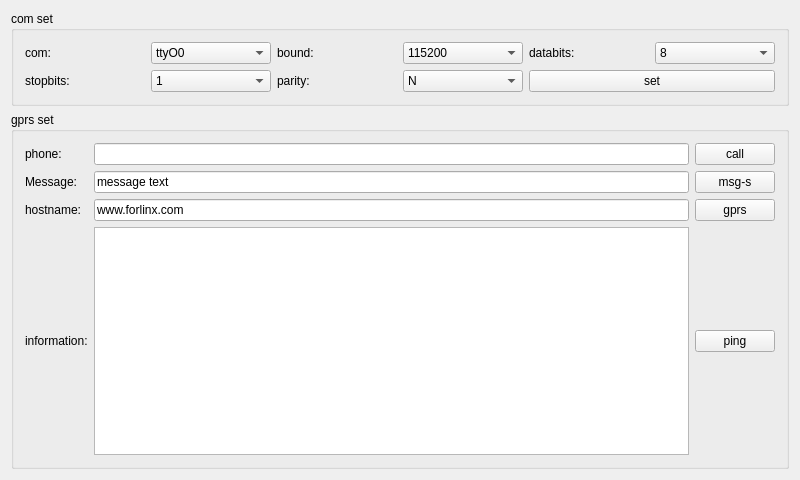
Blackrose/Tcutest_SerialSystem, file gprs/gprs.ui: the form before one commit.
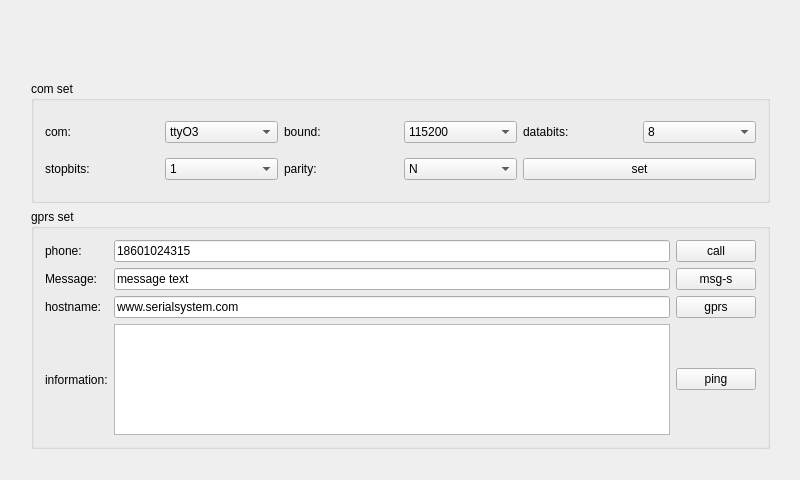
The form after the commit. Icons and pictures are not drawn.

Commit message: 1.   增加键盘代码,优化SYSZUXpinyin 2.修改网络界面 3.增加返回，点击国家电网logo 返回上一界面 4.修改gprs界面,gps界面 5.修改pro工程，增加obj、moc、ui_froms文件

Patch:
```diff
--- a/gprs/gprs.ui
+++ b/gprs/gprs.ui
@@ -14,12 +14,69 @@
    <string>Gprs</string>
   </property>
   <property name="styleSheet">
-   <string notr="true">background:url(&quot;&quot;)</string>
+   <string notr="true"/>
+  </property>
+  <widget class="QLabel" name="logo">
+   <property name="geometry">
+    <rect>
+     <x>590</x>
+     <y>0</y>
+     <width>191</width>
+     <height>71</height>
+    </rect>
+   </property>
+   <property name="minimumSize">
+    <size>
+     <width>191</width>
+     <height>71</height>
+    </size>
+   </property>
+   <property name="maximumSize">
+    <size>
+     <width>191</width>
+     <height>71</height>
+    </size>
+   </property>
+   <property name="styleSheet">
+    <string notr="true">background-image: url(:/img/images/serial_logo.png)</string>
+   </property>
+   <property name="text">
+    <string/>
+   </property>
+  </widget>
+  <widget class="QPushButton" name="back_but">
+   <property name="geometry">
+    <rect>
+     <x>18</x>
+     <y>14</y>
+     <width>121</width>
+     <height>41</height>
+    </rect>
+   </property>
+   <property name="focusPolicy">
+    <enum>Qt::ClickFocus</enum>
+   </property>
+   <property name="styleSheet">
+    <string notr="true">background: transparent;</string>
+   </property>
+   <property name="text">
+    <string/>
+   </property>
+   <property name="flat">
+    <bool>true</bool>
+   </property>
+  </widget>
+  <widget class="QWidget" name="layoutWidget">
+   <property name="geometry">
+    <rect>
+     <x>20</x>
+     <y>70</y>
+     <width>761</width>
+     <height>391</height>
+    </rect>
   </property>
   <layout class="QVBoxLayout" name="verticalLayout">
    <item>
-    <layout class="QGridLayout" name="gridLayout">
-     <item row="0" column="0">
       <widget class="QGroupBox" name="groupBox">
        <property name="sizePolicy">
         <sizepolicy hsizetype="Expanding" vsizetype="Preferred">
@@ -33,6 +90,12 @@
          <height>80</height>
         </size>
        </property>
+      <property name="maximumSize">
+       <size>
+        <width>16777215</width>
+        <height>122</height>
+       </size>
+      </property>
        <property name="title">
         <string>com set</string>
        </property>
@@ -49,7 +112,7 @@
           <item row="0" column="1">
            <widget class="QComboBox" name="cb_com">
             <property name="currentIndex">
-             <number>0</number>
+            <number>3</number>
             </property>
             <item>
              <property name="text">
@@ -202,7 +265,7 @@
        </layout>
       </widget>
      </item>
-     <item row="1" column="0">
+    <item>
       <widget class="QGroupBox" name="groupBox_2">
        <property name="sizePolicy">
         <sizepolicy hsizetype="Expanding" vsizetype="Expanding">
@@ -210,6 +273,12 @@
          <verstretch>0</verstretch>
         </sizepolicy>
        </property>
+      <property name="maximumSize">
+       <size>
+        <width>16777215</width>
+        <height>240</height>
+       </size>
+      </property>
        <property name="title">
         <string>gprs set</string>
        </property>
@@ -247,7 +316,7 @@
           <item row="0" column="1">
            <widget class="QLineEdit" name="Edit_phone">
             <property name="text">
-             <string/>
+            <string>18601024315</string>
             </property>
            </widget>
           </item>
@@ -275,7 +344,7 @@
           <item row="2" column="1">
            <widget class="QLineEdit" name="hostname">
             <property name="text">
-             <string>www.forlinx.com</string>
+            <string>www.serialsystem.com</string>
             </property>
            </widget>
           </item>
@@ -302,8 +371,7 @@
       </widget>
      </item>
     </layout>
-   </item>
-  </layout>
+  </widget>
  </widget>
  <layoutdefault spacing="6" margin="11"/>
  <resources/>
```
Lines whose indentation alone changed are shown as unchanged. The commit also changes 40 other files.
